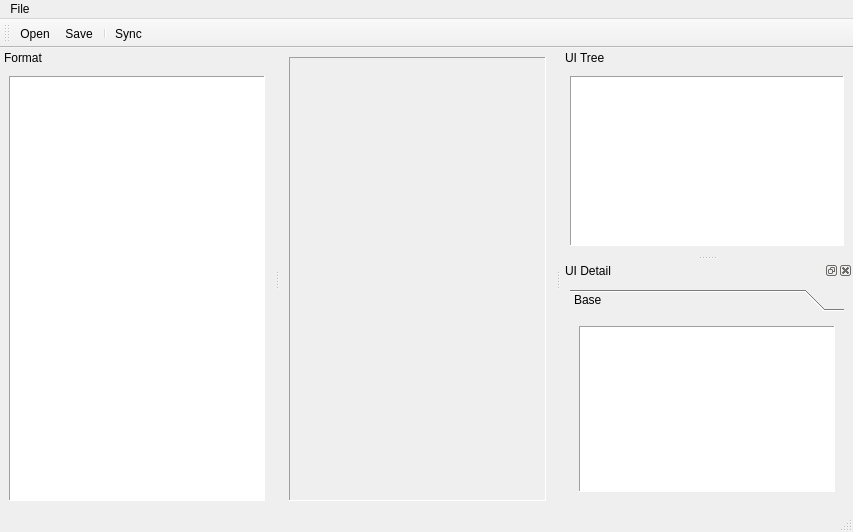
The window that code/yeditor/res/main.ui (EJPasco/yam) describes before a commit, drawn with Qt 5.
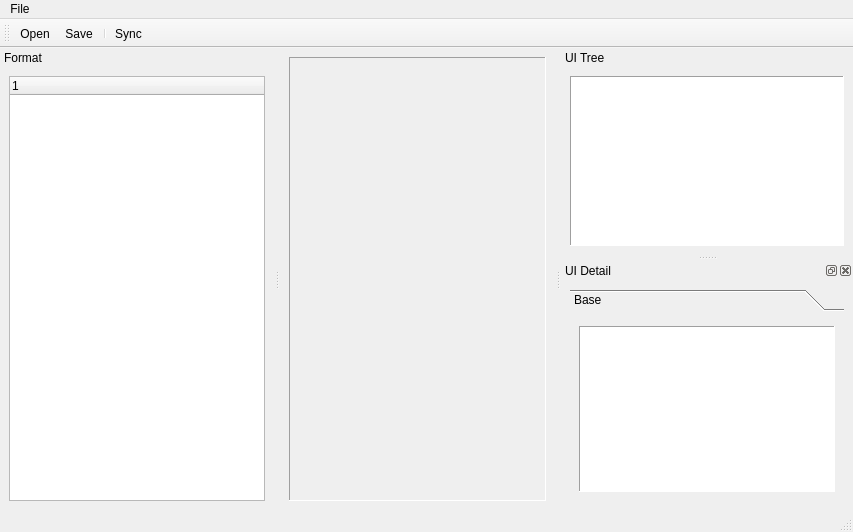
The same window after the commit. Custom widgets are drawn as their Qt base class.

The edit to the form file:
```diff
--- a/code/yeditor/res/main.ui
+++ b/code/yeditor/res/main.ui
@@ -63,10 +63,12 @@
    <widget class="QWidget" name="formatDockLayout">
     <layout class="QVBoxLayout" name="verticalLayout_2">
      <item>
-      <widget class="QTreeView" name="formatTree">
-       <property name="frameShape">
-        <enum>QFrame::Panel</enum>
-       </property>
+      <widget class="QTreeWidget" name="formatTree">
+       <column>
+        <property name="text">
+         <string notr="true">1</string>
+        </property>
+       </column>
       </widget>
      </item>
     </layout>
```
Left out of the diff: 40 changed lines with no effect on the pictures.
